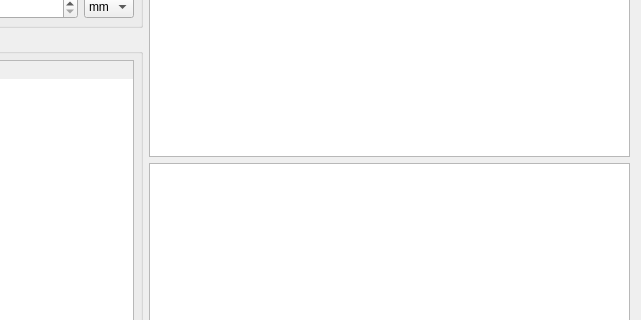
This is dialogs/instrumentcalculationsdialog.ui in Paracetamol56/Observeur2 as Qt 5 draws it before an edit; both pictures show x 350 to 991 and y 126 to 446 of the 991 by 606 pixel window. The edited form follows.
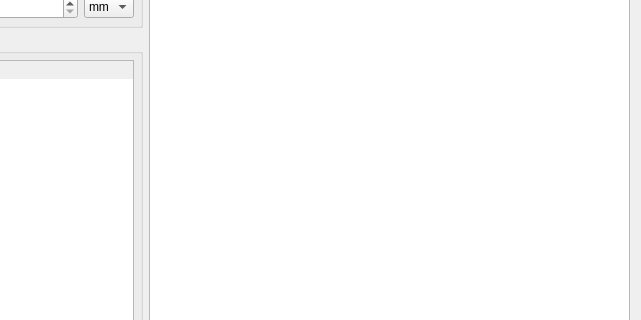
This is the edited form. Icons and pictures are not drawn.

Patch:
```diff
--- a/dialogs/instrumentcalculationsdialog.ui
+++ b/dialogs/instrumentcalculationsdialog.ui
@@ -216,9 +216,6 @@
      <item>
       <widget class="QTextBrowser" name="textBrowser"/>
      </item>
-     <item>
-      <widget class="QTableWidget" name="displayEyepiecesTableWidget"/>
-     </item>
      <item>
       <widget class="QPushButton" name="computePushButton">
        <property name="text">
```
